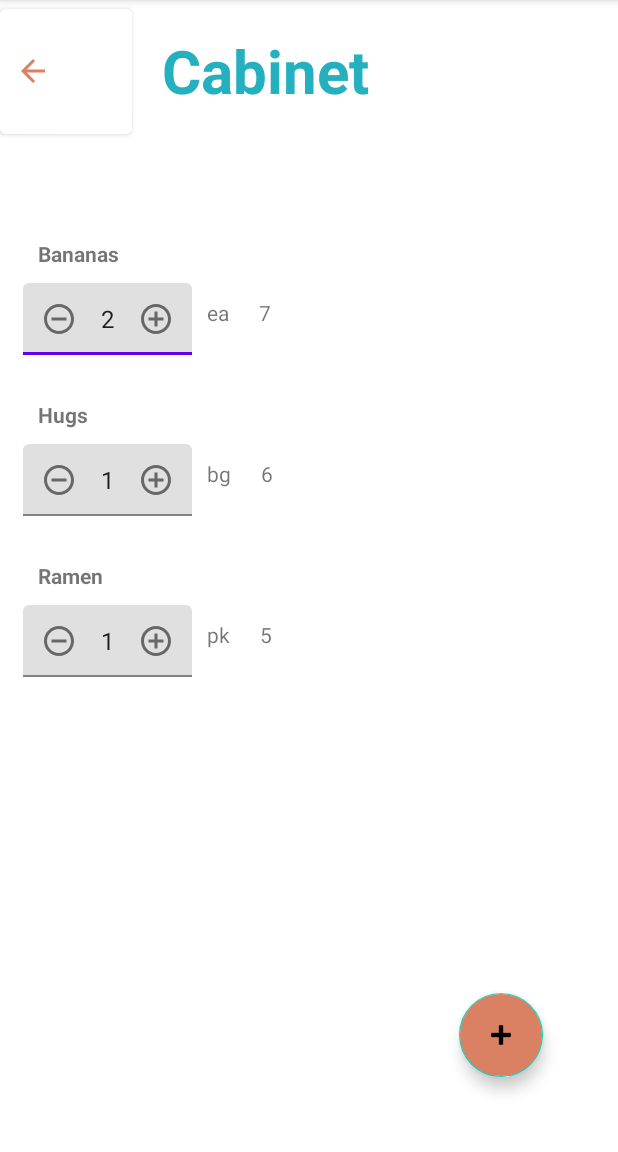
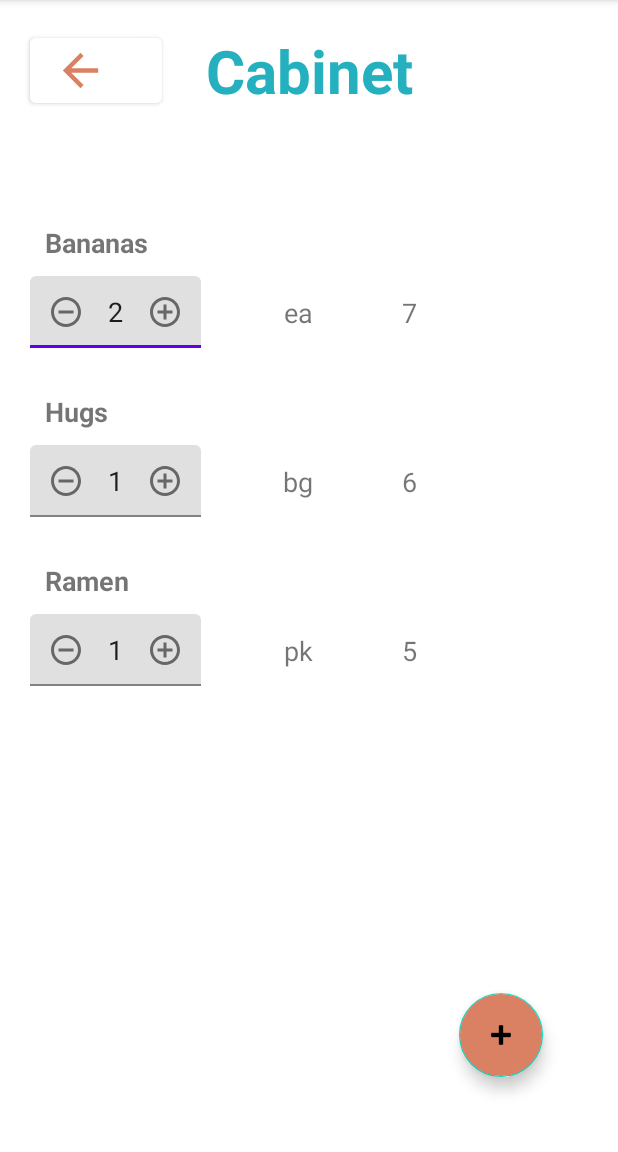
Before and after one commit to wamillard/CPSC_3367_FinalProject, an Android app: the screen it shows after launch (PantryActivity), after a tap on "Cabinet", on a phone screen of 412 x 824 dp, the part 84-1236 px from its top. Run offline under Robolectric (Android 15) with nearby library versions, the phone set to English and light mode, and no system bars.

Commit message:
AddItem will open

```diff
--- a/app/src/main/AndroidManifest.xml
+++ b/app/src/main/AndroidManifest.xml
@@ -9,6 +9,9 @@
         android:roundIcon="@mipmap/ic_launcher_round"
         android:supportsRtl="true"
         android:theme="@style/Theme.FinalProject">
+        <activity
+            android:name=".AddItemActivity"
+            android:exported="false" />
         <activity
             android:name=".PantryActivity"
             android:exported="false" />
--- a/app/src/main/java/com/juarez_millard/finalproject/PantryActivity.java
+++ b/app/src/main/java/com/juarez_millard/finalproject/PantryActivity.java
@@ -1,6 +1,5 @@
 package com.juarez_millard.finalproject;
 
-import androidx.appcompat.app.AppCompatActivity;
 import androidx.recyclerview.widget.LinearLayoutManager;
 import androidx.recyclerview.widget.RecyclerView;
 
@@ -9,24 +8,20 @@ import android.os.Bundle;
 import android.view.View;
 import android.widget.TextView;
 
-import com.google.android.material.button.MaterialButton;
 import com.juarez_millard.finalproject.adapter.FoodEntryAdapter;
 import com.juarez_millard.finalproject.databinding.ActivityPantryBinding;
-import com.juarez_millard.finalproject.model.Food;
 import com.juarez_millard.finalproject.model.FoodEntry;
 import com.juarez_millard.finalproject.model.Pantry;
 import com.juarez_millard.finalproject.utility.DataManager;
 
 import java.util.HashMap;
-import java.util.List;
-import java.util.Map;
 import java.util.Set;
 
 
 public class PantryActivity extends MainActivity
 {
 	private ActivityPantryBinding mBinding;
-	private DataManager dataManager=new DataManager();
+	private DataManager dm =new DataManager();
 	public HashMap<Integer,FoodEntry> inventory; // (fID, FoodEntry)
 	public Pantry currentPantry;
 
@@ -40,6 +35,18 @@ public class PantryActivity extends MainActivity
 
 		currentPantry=(Pantry) pantryOpened.getParcelableExtra("Pantry");
 
+
+		TextView currPantry=findViewById(this.mBinding.txtVPantryName.getId());
+
+		currPantry.setText(currentPantry.pName);
+
+		inventory= dm.readFoodEntry(this,currentPantry.getpID());
+		Set<Integer> idList=inventory.keySet();
+		inventory= dm.getFoodDetails(this,inventory);
+
+		RecyclerView.LayoutManager layoutManager= new LinearLayoutManager(this);
+		FoodEntryAdapter mAdapter=new FoodEntryAdapter(this,inventory);
+
 		this.mBinding.btnBack.setOnClickListener(new View.OnClickListener()
 		{
 			@Override
@@ -49,17 +56,6 @@ public class PantryActivity extends MainActivity
 			}
 		});
 
-		TextView currPantry=findViewById(this.mBinding.txtVPantryName.getId());
-
-		currPantry.setText(currentPantry.pName);
-
-		inventory=dataManager.readFoodEntry(this,currentPantry.getpID());
-		Set<Integer> idList=inventory.keySet();
-		inventory=dataManager.getFoodDetails(this,inventory);
-
-		RecyclerView.LayoutManager layoutManager= new LinearLayoutManager(this);
-		FoodEntryAdapter mAdapter=new FoodEntryAdapter(this,inventory);
-
 		mAdapter.setOnFoodEntryClickListener(new FoodEntryAdapter.OnFoodEntryClickListener()
 		{
 			@Override
@@ -67,6 +63,19 @@ public class PantryActivity extends MainActivity
 			{
 				//Edit FoodEntry
 				Integer pause=0;
+			}
+		});
+		this.mBinding.fABAddItemtoPantry.setOnClickListener(new View.OnClickListener()
+		{
+
+
+			@Override
+			public void onClick(View v)
+			{
+				Intent toAdd=new Intent(PantryActivity.this,AddItemActivity.class);
+				toAdd.putExtra("PantryID",currentPantry.getpID());
+				startActivity(toAdd);
+
 			}
 		});
 
--- a/app/src/main/res/layout/activity_pantry.xml
+++ b/app/src/main/res/layout/activity_pantry.xml
@@ -14,44 +14,45 @@
         <com.google.android.material.button.MaterialButton
             android:id="@+id/btn_back"
             android:layout_width="wrap_content"
-            android:layout_height="95dp"
+            android:layout_height="wrap_content"
             android:backgroundTint="@color/white"
-            android:drawableTint="@color/orange_dark"
-            android:drawableLeft="@drawable/ic_baseline_arrow_back_24"
-            android:padding="10dp"
-            app:layout_constraintLeft_toRightOf="@+id/txtV_PantryName"
+            app:icon="@drawable/ic_baseline_arrow_back_24"
+            app:iconTint="@color/orange_dark"
+            app:layout_constraintBottom_toBottomOf="@id/txtV_PantryName"
+            app:layout_constraintEnd_toStartOf="@id/txtV_PantryName"
             app:layout_constraintStart_toStartOf="parent"
-            app:layout_constraintTop_toTopOf="parent"
-
-
+            app:layout_constraintTop_toTopOf="@id/txtV_PantryName"
+            app:iconSize="@dimen/spacing_xlarge"
             />
 
         <TextView
             android:id="@+id/txtV_PantryName"
             android:layout_width="wrap_content"
             android:layout_height="wrap_content"
-            android:padding="20dp"
+            android:padding="10dp"
+            android:layout_marginTop="10dp"
             android:text="@string/PantryName"
             android:textColor="@color/blue_greyish"
-            android:textSize="40dp"
+            android:textSize="40sp"
             android:textStyle="bold"
-            app:layout_constraintStart_toEndOf="@id/btn_back"
+            app:layout_constraintStart_toStartOf="parent"
             app:layout_constraintTop_toTopOf="parent"
             app:layout_constraintRight_toRightOf="parent"
+            app:layout_constraintEnd_toEndOf="parent"
            />
 
         <androidx.recyclerview.widget.RecyclerView
             android:id="@+id/recyclerV_PantryContents"
-            android:layout_width="0dp"
+            android:layout_width="match_parent"
             android:layout_height="0dp"
             android:scrollbars="vertical"
             android:scrollingCache="true"
-            android:layout_margin="15dp"
+            android:layout_marginTop="15dp"
             android:paddingTop="20dp"
             app:layout_constraintBottom_toBottomOf="parent"
             app:layout_constraintEnd_toEndOf="parent"
             app:layout_constraintStart_toStartOf="parent"
-            app:layout_constraintTop_toBottomOf="@+id/txtV_PantryName" />
+            app:layout_constraintTop_toBottomOf="@id/txtV_PantryName" />
 
     </androidx.constraintlayout.widget.ConstraintLayout>
 
@@ -67,6 +68,4 @@
         app:srcCompat="@android:drawable/ic_input_add" />
 
 
-
-
 </androidx.constraintlayout.widget.ConstraintLayout>
--- a/app/src/main/res/layout/additem_layout.xml
+++ b/app/src/main/res/layout/additem_layout.xml
@@ -3,7 +3,9 @@
     xmlns:tools="http://schemas.android.com/tools"
     android:layout_width="match_parent"
     android:layout_height="match_parent"
-    xmlns:app="http://schemas.android.com/apk/res-auto">
+    xmlns:app="http://schemas.android.com/apk/res-auto"
+    tools:context=".AddItemActivity"
+    >
 
     <TextView
         android:id="@+id/txtV_AdditemTitle"
--- a/app/src/main/res/layout/pantry_item_view.xml
+++ b/app/src/main/res/layout/pantry_item_view.xml
@@ -8,14 +8,16 @@
 
     <TextView
         android:id="@+id/txtV_item_name"
-        android:layout_width="match_parent"
+        android:layout_width="wrap_content"
         android:layout_height="wrap_content"
         android:text="Bananas"
         app:layout_constraintTop_toTopOf="parent"
         app:layout_constraintStart_toStartOf="parent"
         android:padding="10dp"
         android:layout_marginTop="20dp"
+        android:layout_marginStart="20dp"
         android:textStyle="bold"
+        android:textSize="@dimen/spacing_smlarge"
         />
 
     <com.google.android.material.textfield.TextInputLayout
@@ -29,6 +31,7 @@
         app:endIconMode="custom"
         app:endIconDrawable="@drawable/ic_baseline_add_circle"
         app:endIconCheckable="true"
+        android:layout_marginBottom="20dp"
         >
 
         <com.google.android.material.textfield.TextInputEditText
@@ -37,6 +40,7 @@
             android:layout_height="wrap_content"
             android:padding="10dp"
             android:text="5"
+            android:textSize="@dimen/spacing_smlarge"
             app:layout_constraintStart_toStartOf="@id/txtV_item_name"
             app:layout_constraintTop_toBottomOf="@id/txtV_item_name"
             />
@@ -47,9 +51,13 @@
         android:id="@+id/txtV_UoM"
         android:layout_width="wrap_content"
         android:layout_height="wrap_content"
+        app:layout_constraintStart_toEndOf="@id/layoutQTY"
         app:layout_constraintTop_toTopOf="@id/layoutQTY"
-        app:layout_constraintStart_toEndOf="@id/layoutQTY"
+        app:layout_constraintEnd_toStartOf="@id/txtV_item_par"
+        app:layout_constraintBottom_toBottomOf="@id/layoutQTY"
         android:padding="10dp"
+        android:layout_marginLeft="@dimen/spacing_medium"
+        android:textSize="@dimen/spacing_smlarge"
         android:text="ea"
         />
 
@@ -58,9 +66,13 @@
         android:layout_width="wrap_content"
         android:layout_height="wrap_content"
         app:layout_constraintTop_toTopOf="@id/layoutQTY"
-        app:layout_constraintStart_toEndOf="@id/txtV_UoM"
+        app:layout_constraintStart_toEndOf="@id/layoutQTY"
+        app:layout_constraintBottom_toBottomOf="@id/layoutQTY"
+        app:layout_constraintEnd_toEndOf="parent"
         android:text="1"
         android:padding="10dp"
+        android:textSize="@dimen/spacing_smlarge"
+        android:clickable="true"
         />
 
 </androidx.constraintlayout.widget.ConstraintLayout>
--- /dev/null
+++ b/app/src/main/res/values/styles.xml
@@ -0,0 +1,2 @@
+<?xml version="1.0" encoding="utf-8"?>
+<resources></resources>
```
Also changed, not shown: app/src/main/java/com/juarez_millard/finalproject/AddItemActivity.java (added, +28 -0 lines), app/src/main/res/layout/pantry_name_list_layout.xml (+10 -6 lines), app/src/main/res/values/dimens.xml (added, +32 -0 lines).
